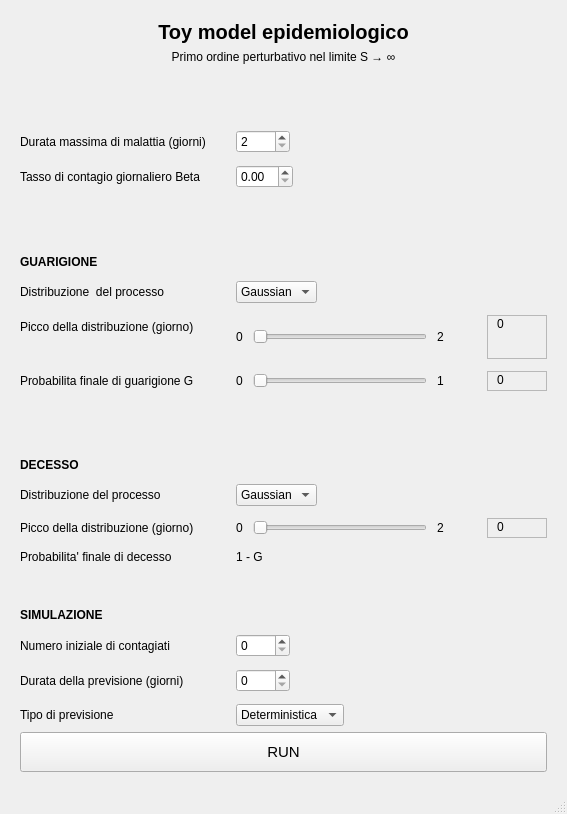
Qt form GUI/window.ui (janko-petkovic/plague-simulator) before a commit.
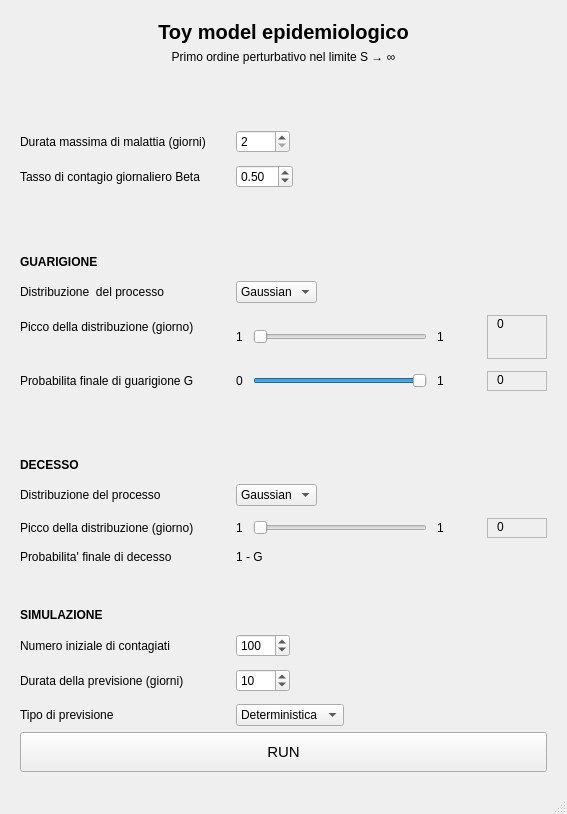
The same form after that commit. Custom widgets are drawn as their Qt base class.

The edit to the form file:
```diff
--- a/GUI/window.ui
+++ b/GUI/window.ui
@@ -200,7 +200,7 @@
           <item>
            <widget class="QLabel" name="lab_min_recovPeak">
             <property name="text">
-             <string>0</string>
+             <string>1</string>
             </property>
            </widget>
           </item>
@@ -270,7 +270,7 @@
              </size>
             </property>
             <property name="text">
-             <string>2</string>
+             <string>1</string>
             </property>
             <property name="scaledContents">
              <bool>false</bool>
@@ -363,6 +363,9 @@
             <property name="maximum">
              <number>1000</number>
             </property>
+            <property name="value">
+             <number>1000</number>
+            </property>
             <property name="orientation">
              <enum>Qt::Horizontal</enum>
             </property>
@@ -510,7 +513,7 @@
           <item>
            <widget class="QLabel" name="la_min_deathPeak">
             <property name="text">
-             <string>0</string>
+             <string>1</string>
             </property>
            </widget>
           </item>
@@ -574,7 +577,7 @@
              </size>
             </property>
             <property name="text">
-             <string>2</string>
+             <string>1</string>
             </property>
            </widget>
           </item>
@@ -673,6 +676,9 @@
           <property name="maximum">
            <number>9999</number>
           </property>
+          <property name="value">
+           <number>100</number>
+          </property>
          </widget>
         </item>
         <item row="15" column="0">
@@ -693,6 +699,9 @@
           <property name="maximum">
            <number>9999</number>
           </property>
+          <property name="value">
+           <number>10</number>
+          </property>
          </widget>
         </item>
         <item row="16" column="0">
@@ -737,6 +746,9 @@
             <verstretch>0</verstretch>
            </sizepolicy>
           </property>
+          <property name="value">
+           <double>0.500000000000000</double>
+          </property>
          </widget>
         </item>
        </layout>
```
Left out of the diff: 151 changed lines with no effect on the pictures.
